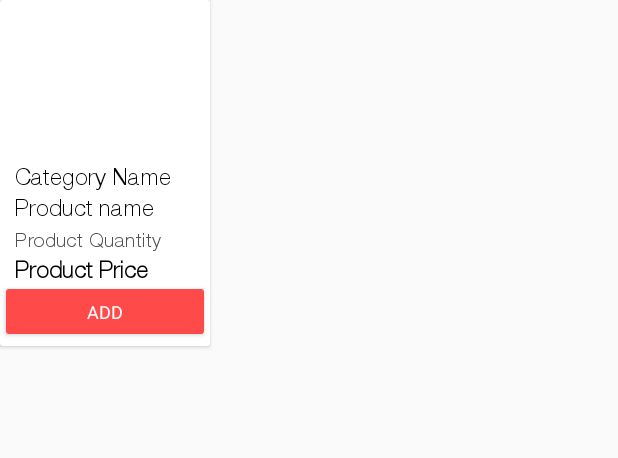
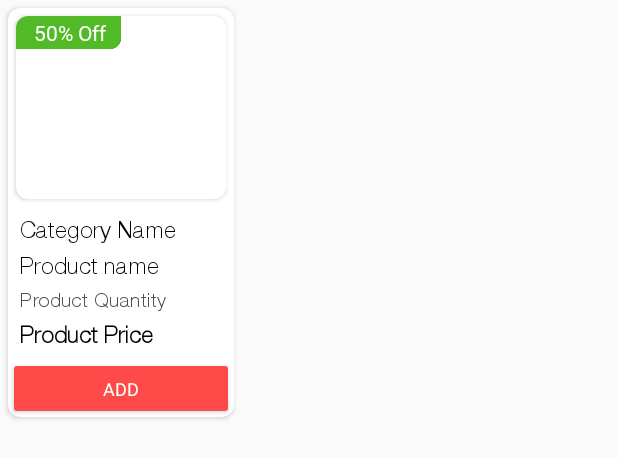
Before and after one commit to SGenterprise/FreshVegApp, an Android app: the layout product_recycleview_design.xml on its own in the app's theme, with its tools: preview values and no code run, on a phone screen of 412 x 824 dp. Shown: the top 458 px of the screen. Run offline under Robolectric (Android 15) with nearby library versions, the phone set to English and light mode, and no system bars.

Commit message:
9 dec 2020 FreshVeg client

```diff
--- a/app/src/main/res/layout/product_recycleview_design.xml
+++ b/app/src/main/res/layout/product_recycleview_design.xml
@@ -5,26 +5,68 @@
     android:layout_width="wrap_content"
     android:id="@+id/itemview2"
     android:layout_height="wrap_content"
+    android:layout_marginTop="5dp"
+    android:layout_marginStart="5dp"
+    android:layout_marginBottom="4dp"
+    app:cardCornerRadius="8dp"
     >
     <LinearLayout
         android:layout_width="wrap_content"
         android:layout_height="wrap_content"
         android:orientation="vertical"
-        android:layout_marginTop="4dp"
-        android:layout_marginBottom="4dp"
+
         >
 
+        <androidx.cardview.widget.CardView
+            android:layout_width="140dp"
+            android:layout_height="wrap_content"
+            app:cardCornerRadius="8dp"
+            android:layout_margin="5dp"
+            >
         <RelativeLayout
-            android:layout_width="140dp"
-            android:layout_height="100dp"
+            android:layout_width="wrap_content"
+            android:layout_height="wrap_content"
             android:orientation="vertical"
             >
+            <LinearLayout
+                android:layout_width="match_parent"
+                android:layout_height="wrap_content"
+                android:orientation="vertical"
+                >
+                <RelativeLayout
+                    android:layout_width="wrap_content"
+                    android:layout_height="wrap_content"
+                    >
+            <ImageView
+                android:layout_width="70dp"
+                android:layout_height="22dp"
+                android:src="@drawable/discountpnggreen"
+                />
+                    <TextView
+                        android:id="@+id/off"
+                        android:layout_width="wrap_content"
+                        android:layout_height="wrap_content"
+                        android:text="50"
+                        android:fontFamily="@font/calibri"
+                        android:layout_centerVertical="true"
+                        android:layout_marginStart="12dp"
+                        android:textColor="@color/white"
+                        />
+                    <TextView
+                        android:layout_width="wrap_content"
+                        android:layout_height="wrap_content"
+                        android:text="% Off"
+                        android:fontFamily="@font/calibri"
+                        android:layout_toRightOf="@+id/off"
+                        android:layout_centerVertical="true"
+                        android:textColor="@color/white"
+                        />
+                </RelativeLayout>
             <ImageView
                 android:id="@+id/proimage"
-                android:layout_marginStart="5dp"
-                android:layout_width="match_parent"
-                android:layout_height="match_parent"
-                 />
+                android:layout_width="140dp"
+                android:layout_height="100dp" />
+
             <LinearLayout
                 android:id="@+id/greyback"
                 android:layout_marginStart="5dp"
@@ -44,21 +86,22 @@
                     android:gravity="center"
                     android:visibility="gone"
                     />
-
             </LinearLayout>
-
+            </LinearLayout>
         </RelativeLayout>
+        </androidx.cardview.widget.CardView>
         <LinearLayout
             android:layout_width="match_parent"
             android:layout_height="wrap_content"
             android:orientation="vertical"
-            android:layout_marginStart="10dp"
+            android:layout_marginStart="8dp"
+            android:layout_marginEnd="4dp"
             >
          <TextView
              android:id="@+id/txt_cat"
             android:layout_width="match_parent"
             android:layout_height="wrap_content"
-             android:layout_marginTop="4dp"
+             android:layout_marginTop="5dp"
             android:text="Category Name"
             android:textColor="@color/black"
             android:fontFamily="@font/helveticaneuelt"
@@ -69,20 +112,18 @@
                 android:layout_width="match_parent"
                 android:layout_height="wrap_content"
                 android:text="Product name"
-                android:layout_marginTop="2dp"
+                android:layout_marginTop="5dp"
                 android:textColor="@color/black"
                 android:fontFamily="@font/helveticaneuelt"
                 android:textSize="15sp"
                 />
 
-
-      // chnage this shit
                     <TextView
                         android:id="@+id/quantity"
                         android:layout_width="match_parent"
                         android:layout_height="wrap_content"
                         android:text="Product Quantity"
-                        android:layout_marginTop="4dp"
+                        android:layout_marginTop="5dp"
                         android:textColor="@color/grey"
                         android:fontFamily="@font/helveticaneuelt"
                         android:textSize="13sp"
@@ -93,7 +134,7 @@
                         android:layout_width="match_parent"
                         android:layout_height="wrap_content"
                         android:text="Product Price"
-                        android:layout_marginTop="2dp"
+                        android:layout_marginTop="5dp"
                         android:textColor="@color/black"
                         android:textStyle="bold"
                         android:fontFamily="@font/helveticaneuelt"
@@ -119,6 +160,7 @@
             android:layout_width="match_parent"
             android:layout_height="wrap_content"
             android:orientation="vertical"
+            android:layout_marginTop="8dp"
             >
             <androidx.cardview.widget.CardView
                 android:layout_width="match_parent"
```
